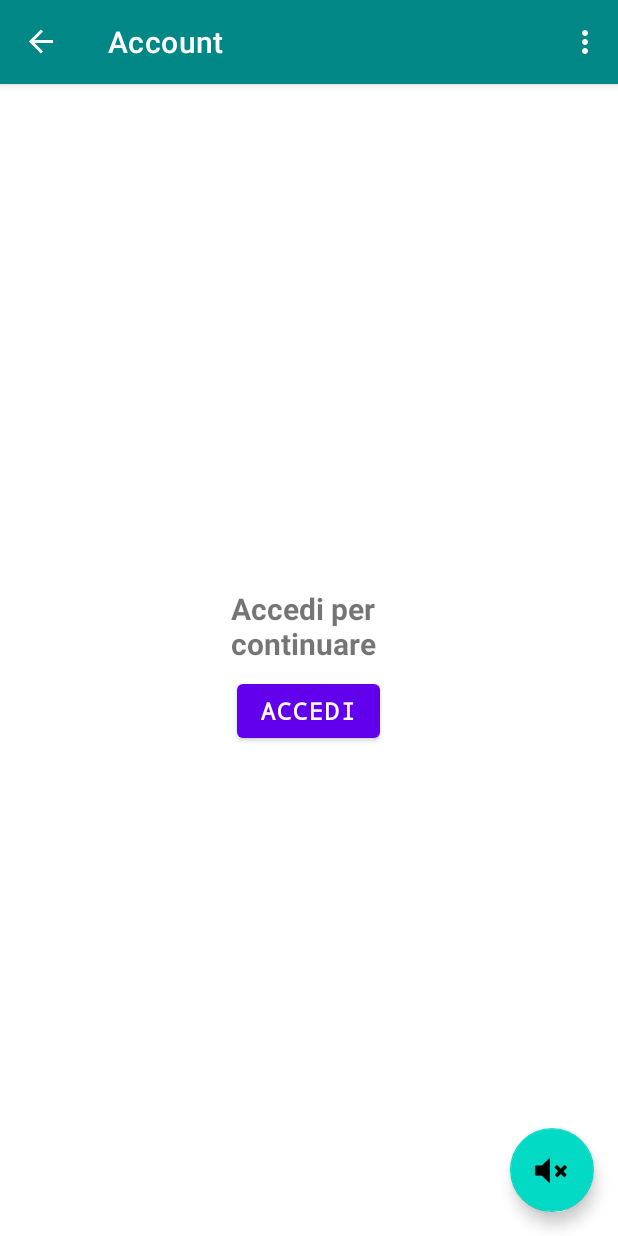
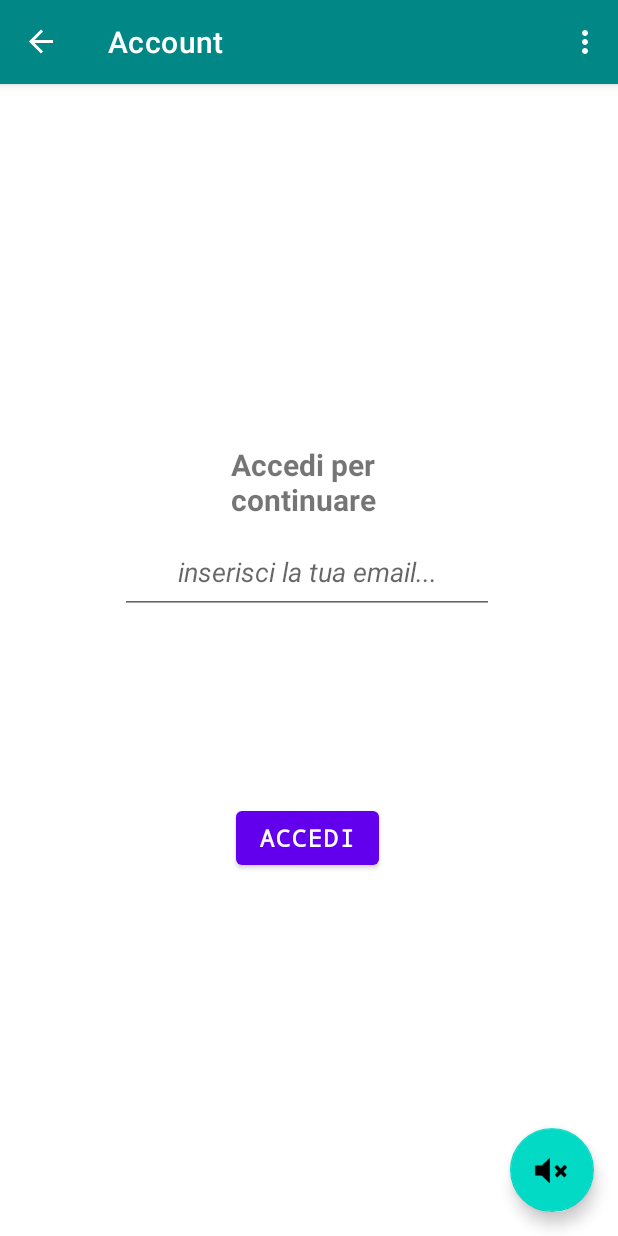
Before and after one commit to pantilimonbianca/myapp2, an Android app: the ThirdFragment screen opened through its navigation route, on a phone screen of 412 x 824 dp. Run offline under Robolectric (Android 15) with nearby library versions, the phone set to English and light mode, and no system bars; our stand-ins replace navigation-ui.

Commit message:
aggiunta di textedit

```diff
--- a/app/src/main/res/layout/fragment_third.xml
+++ b/app/src/main/res/layout/fragment_third.xml
@@ -14,7 +14,7 @@
         android:layout_width="172dp"
         android:layout_height="58dp"
         android:layout_marginStart="116dp"
-        android:layout_marginTop="336dp"
+        android:layout_marginTop="240dp"
         android:text="@string/accedi_per_continuare"
         android:textAlignment="center"
         android:textSize="@dimen/body_text_height"
@@ -22,18 +22,35 @@
         app:layout_constraintStart_toStartOf="parent"
         app:layout_constraintTop_toTopOf="parent" />
 
+
+    <EditText
+        android:id="@+id/AccessoEmail"
+        android:layout_width="249dp"
+        android:layout_height="55dp"
+        android:layout_marginStart="80dp"
+        android:hint="@string/inserisci_la_tua_email"
+        android:inputType="textWebEmailAddress"
+        android:textAlignment="center"
+        android:textStyle="italic"
+        app:layout_constraintStart_toStartOf="parent"
+        app:layout_constraintTop_toBottomOf="@+id/box_one_thirdfragment"
+        tools:ignore="TextContrastCheck"
+        android:autofillHints="" />
+
     <Button
         android:id="@+id/buttonThird"
+        style="@style/buttonStyle"
         android:layout_width="wrap_content"
         android:layout_height="wrap_content"
         android:layout_marginStart="158dp"
+        android:layout_marginTop="125dp"
         android:layout_marginEnd="159dp"
+        android:text="@string/accedi"
         android:textAlignment="center"
-        android:text="ACCEDI"
         android:textSize="@dimen/button_size"
         app:layout_constraintEnd_toEndOf="parent"
+        app:layout_constraintHorizontal_bias="1.0"
         app:layout_constraintStart_toStartOf="parent"
-        app:layout_constraintTop_toBottomOf="@+id/box_one_thirdfragment"
-        style="@style/buttonStyle"/>
+        app:layout_constraintTop_toBottomOf="@+id/AccessoEmail" />
 
 </androidx.constraintlayout.widget.ConstraintLayout>
--- a/app/src/main/res/values/strings.xml
+++ b/app/src/main/res/values/strings.xml
@@ -15,4 +15,7 @@
     <string name="accedi_per_continuare">Accedi per continuare</string>
     <string name="ops_qualcosa_andato_storto">Ops! Qualcosa è andato storto... :(</string>
     <string name="riprova">Riprova</string>
+    <string name="inserisci_la_tua_email">inserisci la tua email...</string>
+    <string name="accedi">ACCEDI</string>
+
 </resources>
```
